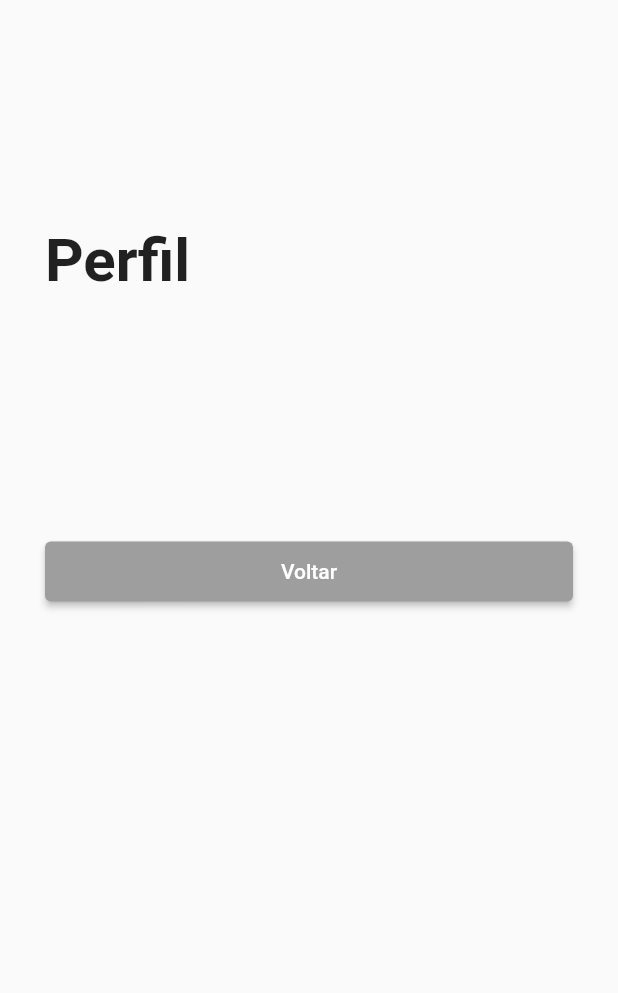
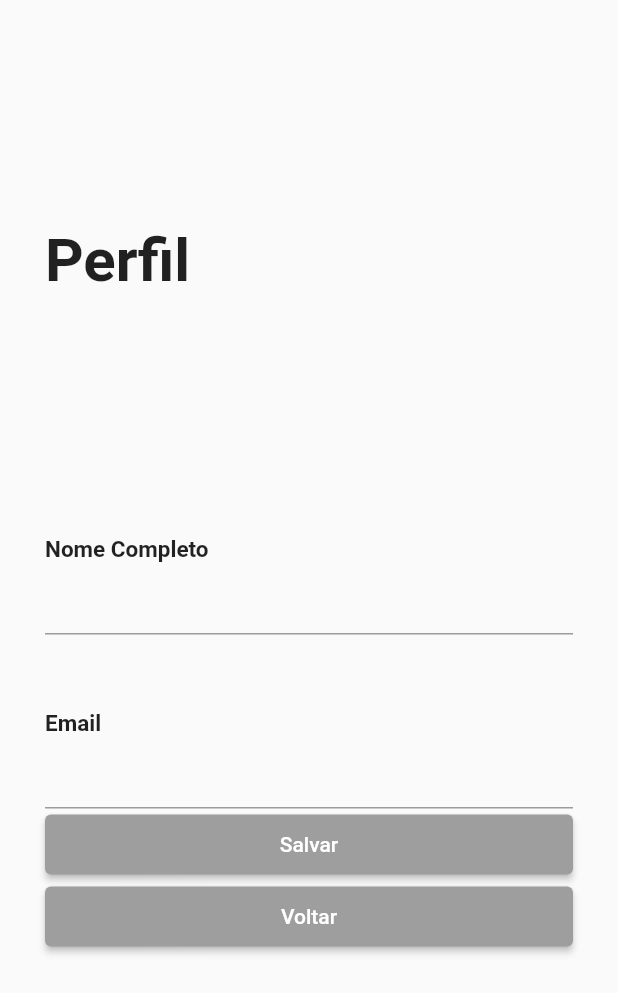
Before and after one commit to luanacolombo/desafio, a Flutter app: the ProfilePage screen opened by its route, on a phone screen of 412 x 824 dp. Shown: the top 993 px of the screen. Run offline on Flutter 3.47's test engine with Material 2 defaults, Android fonts, the phone set to English and light mode, and no system bars; our stand-ins replace cloud_firestore, firebase_auth, firebase_core, get, shared_preferences; accounts and stored records are empty.

```diff
--- /dev/null
+++ b/lib/app/data/models/user_model.dart
@@ -0,0 +1,47 @@
+import 'dart:convert';
+
+UserModel userModelFromJson(String str) => UserModel.fromJson(json.decode(str));
+
+String userModelToJson(UserModel data) => json.encode(data.toJson());
+
+class UserModel {
+  String? uid;
+  String? email;
+  String? name;
+  String? password;
+
+  UserModel({
+    this.uid,
+    this.email,
+    this.name,
+    this.password,
+  });
+
+  factory UserModel.fromJson(Map<String, dynamic> json) => UserModel(
+        uid: json["uid"],
+        email: json["email"],
+        name: json["name"],
+      );
+
+  Map<String, dynamic> toJson() => {
+        "uid": uid,
+        "email": email,
+        "name": name,
+      };
+
+  factory UserModel.fromMap(Map<dynamic, dynamic> data) {
+    return UserModel(
+      uid: data['uid'] ?? '',
+      email: data['email'] ?? '',
+      name: data['name'] ?? '',
+    );
+  }
+
+  Map<String, dynamic> toMap() {
+    return {
+      'uid': uid,
+      'email': email,
+      'name': name,
+    };
+  }
+}
--- a/lib/app/modules/home/home_controller.dart
+++ b/lib/app/modules/home/home_controller.dart
@@ -1,3 +1,6 @@
+import 'package:desafio/app/data/services/firebase_service.dart';
 import 'package:get/get.dart';
 
-class HomeController extends GetxController {}
+class HomeController extends GetxController {
+  final FirebaseService firebaseService = Get.find<FirebaseService>();
+}
--- a/lib/app/modules/home/home_page.dart
+++ b/lib/app/modules/home/home_page.dart
@@ -85,8 +85,7 @@ class HomePage extends GetView<HomeController> {
                       fixedSize: Size(Get.width, 40.0),
                     ),
                     onPressed: () {
-                      Get.offAllNamed(LoginRoutes
-                          .login); //clicando no botão leva pra página do login
+                      controller.firebaseService.signOut();
                     },
                     child: const Text('Sair'),
                   ),
--- a/lib/app/modules/login/login_controller.dart
+++ b/lib/app/modules/login/login_controller.dart
@@ -1,7 +1,10 @@
+import 'package:desafio/app/data/services/firebase_service.dart';
 import 'package:flutter/material.dart';
 import 'package:get/get.dart';
 
 class LoginController extends GetxController {
   TextEditingController email = TextEditingController();
-  TextEditingController senha = TextEditingController();
+  TextEditingController password = TextEditingController();
+  final GlobalKey<FormState> formKey = GlobalKey<FormState>();
+  final FirebaseService firebaseService = Get.find<FirebaseService>();
 }
--- a/lib/app/modules/profile/profile_controller.dart
+++ b/lib/app/modules/profile/profile_controller.dart
@@ -1,3 +1,21 @@
+import 'package:desafio/app/data/models/user_model.dart';
+import 'package:desafio/app/data/services/firebase_service.dart';
+import 'package:flutter/material.dart';
 import 'package:get/get.dart';
 
-class ProfileController extends GetxController {}
+class ProfileController extends GetxController {
+  final GlobalKey<FormState> formKey = GlobalKey<FormState>();
+  final FirebaseService firebaseService = Get.find<FirebaseService>();
+  UserModel user = UserModel();
+  TextEditingController name = TextEditingController();
+  TextEditingController email = TextEditingController();
+
+  @override
+  void onInit() async {
+    // TODO: implement onInit
+    super.onInit();
+    user = await firebaseService.getFirestoreUser();
+    name.text = user.name.toString();
+    email.text = user.email.toString();
+  }
+}
--- a/lib/app/modules/profile/profile_page.dart
+++ b/lib/app/modules/profile/profile_page.dart
@@ -1,3 +1,5 @@
+import 'package:desafio/app/core/helpers/validator.dart';
+import 'package:desafio/app/data/models/user_model.dart';
 import 'package:desafio/app/routes/home_routes.dart';
 import 'package:flutter/material.dart';
 import 'package:get/get.dart';
@@ -14,7 +16,7 @@ class ProfilePage extends GetView<ProfileController> {
         child: Padding(
           padding: const EdgeInsets.symmetric(horizontal: 30),
           child: Form(
-            key: GlobalKey(),
+            key: controller.formKey,
             child: SingleChildScrollView(
               child: Column(
                 crossAxisAlignment: CrossAxisAlignment.start,
@@ -27,6 +29,38 @@ class ProfilePage extends GetView<ProfileController> {
                           TextStyle(fontSize: 40, fontWeight: FontWeight.w700)),
                   const SizedBox(
                     height: 160,
+                  ),
+                  const Text('Nome Completo',
+                      style:
+                          TextStyle(fontSize: 15, fontWeight: FontWeight.w700)),
+                  TextFormField(
+                    controller: controller.name,
+                  ),
+                  const SizedBox(
+                    height: 50,
+                  ),
+                  const Text('Email',
+                      style:
+                          TextStyle(fontSize: 15, fontWeight: FontWeight.w700)),
+                  TextFormField(
+                    validator: Validator().email,
+                    controller: controller.email,
+                  ),
+                  ElevatedButton(
+                    style: ElevatedButton.styleFrom(
+                      backgroundColor: Colors.grey,
+                      fixedSize: Size(Get.width, 40.0),
+                    ),
+                    onPressed: () async {
+                      if (controller.formKey.currentState!.validate()) {
+                        UserModel user = UserModel(
+                          email: controller.email.text,
+                          name: controller.name.text,
+                        );
+                        updateUserConfirm(user, controller.email.text);
+                      }
+                    },
+                    child: const Text('Salvar'),
                   ),
                   ElevatedButton(
                     style: ElevatedButton.styleFrom(
@@ -47,4 +81,41 @@ class ProfilePage extends GetView<ProfileController> {
       ),
     );
   }
+
+  Future<void> updateUserConfirm(UserModel updatedUser, String oldEmail) async {
+    final TextEditingController password = TextEditingController();
+    return Get.dialog(
+      AlertDialog(
+        shape: const RoundedRectangleBorder(
+            borderRadius: BorderRadius.all(Radius.circular(8.0))),
+        title: const Text(
+          'Digite sua senha!',
+        ),
+        content: TextFormField(
+          controller: password,
+          validator: Validator().password,
+          obscureText: true,
+          onChanged: (value) {},
+          onSaved: (value) => password.text = value!,
+          maxLines: 1,
+        ),
+        actions: <Widget>[
+          TextButton(
+            child: Text('Cancelar'.toUpperCase()),
+            onPressed: () {
+              Get.back();
+            },
+          ),
+          TextButton(
+            child: Text('Salvar'.toUpperCase()),
+            onPressed: () async {
+              Get.back();
+              await controller.firebaseService
+                  .updateUser(updatedUser, oldEmail, password.text);
+            },
+          )
+        ],
+      ),
+    );
+  }
 }
--- a/lib/app/routes/app_pages.dart
+++ b/lib/app/routes/app_pages.dart
@@ -3,6 +3,7 @@ import 'login_routes.dart';
 import 'recovery_routes.dart';
 import 'register_routes.dart';
 import 'profile_routes.dart';
+import 'fetch_data_routes.dart';
 
 class AppPages {
   AppPages._();
@@ -15,5 +16,6 @@ class AppPages {
 		...RecoveryRoutes.routes,
 		...RegisterRoutes.routes,
 		...ProfileRoutes.routes,
+		...FetchDataRoutes.routes,
   ];
 }
--- /dev/null
+++ b/lib/app/routes/fetch_data_routes.dart
@@ -0,0 +1,18 @@
+import 'package:get/get.dart';
+
+import '../modules/fetch_data/fetch_data_binding.dart';
+import '../modules/fetch_data/fetch_data_page.dart';
+
+class FetchDataRoutes {
+  FetchDataRoutes._();
+
+  static const fetchData = '/fetch-data';
+
+  static final routes = [
+    GetPage(
+      name: fetchData,
+      page: () => const FetchDataPage(),
+      binding: FetchDataBinding(),
+    ),
+  ];
+}
--- a/pubspec.yaml
+++ b/pubspec.yaml
@@ -36,6 +36,10 @@ dependencies:
   # Use with the CupertinoIcons class for iOS style icons.
   cupertino_icons: ^1.0.2
   get: ^4.6.5
+  firebase_core: ^2.15.1
+  cloud_firestore: ^4.5.1
+  firebase_auth: ^4.4.1
+  shared_preferences: any
 
 dev_dependencies:
   flutter_test:
```
Also changed, not shown: lib/app/core/helpers/validator.dart (added, +66 -0 lines), lib/app/data/services/firebase_service.dart (added, +183 -0 lines), lib/app/modules/fetch_data/fetch_data_binding.dart (added, +12 -0 lines), lib/app/modules/fetch_data/fetch_data_controller.dart (added, +20 -0 lines), lib/app/modules/fetch_data/fetch_data_page.dart (added, +24 -0 lines), lib/app/modules/login/login_page.dart (+16 -6 lines), lib/app/modules/register/register_controller.dart (+5 -2 lines), lib/app/modules/register/register_page.dart (+17 -6 lines), lib/main.dart (+25 -6 lines), lib/firebase_options.dart (added), pubspec.lock, 7 other files.
